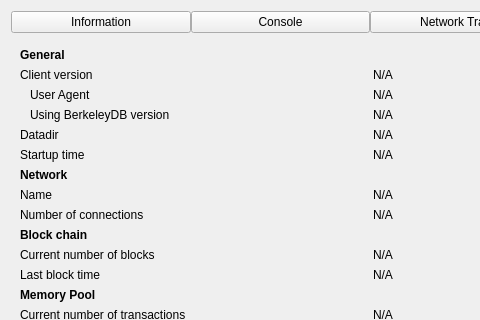
First picture: the form in src/qt/forms/debugwindow.ui, repository Bitcoin-Confidential/BitcoinC-Core, before the edit; both pictures show x 0 to 480 and y 0 to 320 of the 740 by 520 pixel window.
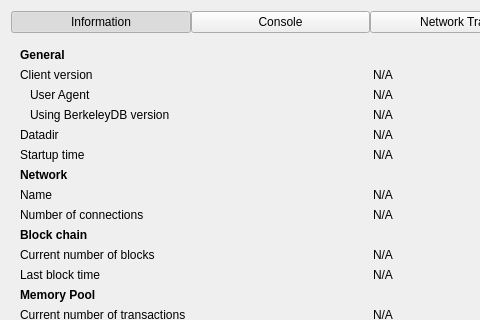
Second picture: the form after the edit. Icons and pictures are not drawn. Custom widgets are drawn as their Qt base class.

Commit message: qt: Check information button by default in the debugwindow

Diff of the .ui file:
```diff
--- a/src/qt/forms/debugwindow.ui
+++ b/src/qt/forms/debugwindow.ui
@@ -27,6 +27,9 @@
        <property name="checkable">
         <bool>true</bool>
        </property>
+       <property name="checked">
+        <bool>true</bool>
+       </property>
       </widget>
      </item>
      <item>
```
